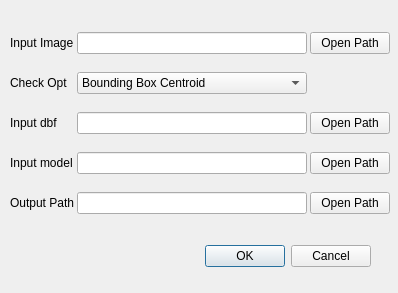
Qt form 2_QGIS/lllegar_checker/lllegar_checker_dialog_base.ui (tjdeo1102/JBNU_Capstone-2023) before a commit.
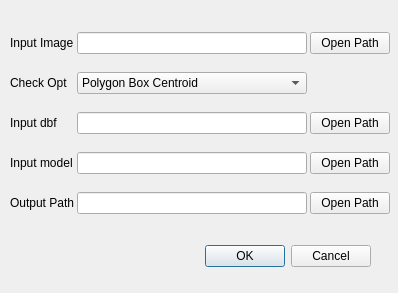
The same form after that commit.

Diff of the .ui file:
```diff
--- a/2_QGIS/lllegar_checker/lllegar_checker_dialog_base.ui
+++ b/2_QGIS/lllegar_checker/lllegar_checker_dialog_base.ui
@@ -138,7 +138,7 @@
      <widget class="QComboBox" name="comboBox">
       <item>
        <property name="text">
-        <string>Bounding Box Centroid</string>
+        <string>Polygon Box Centroid</string>
        </property>
       </item>
       <item>
```
Left out of the diff: 2 changed lines with no effect on the pictures.
